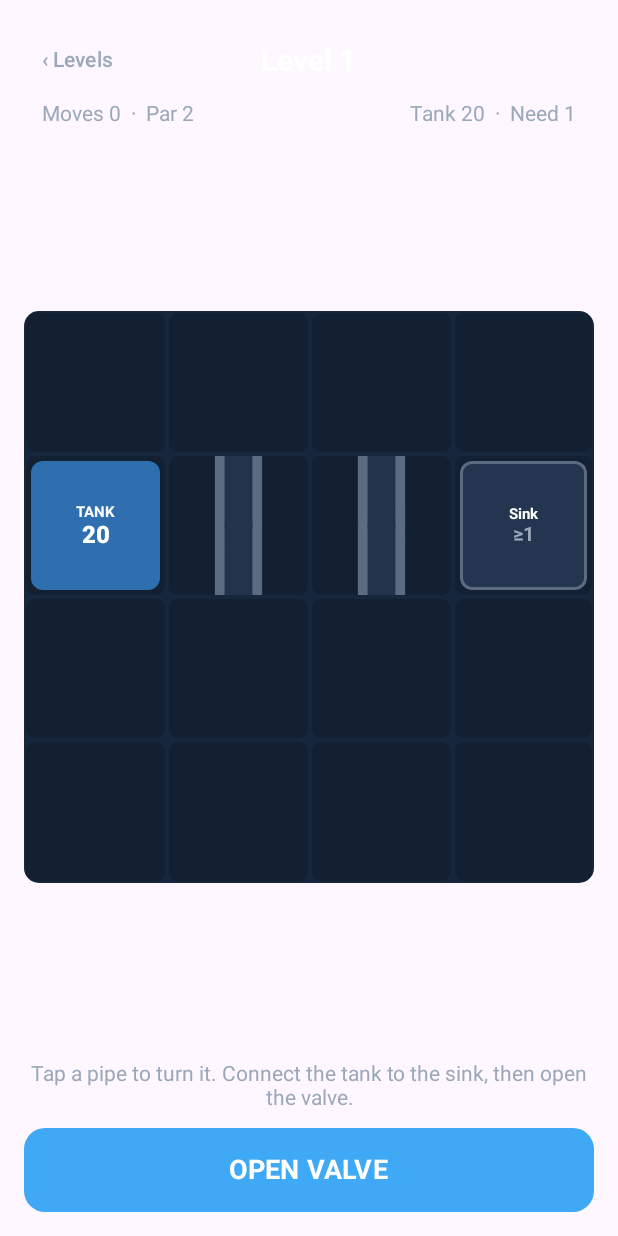
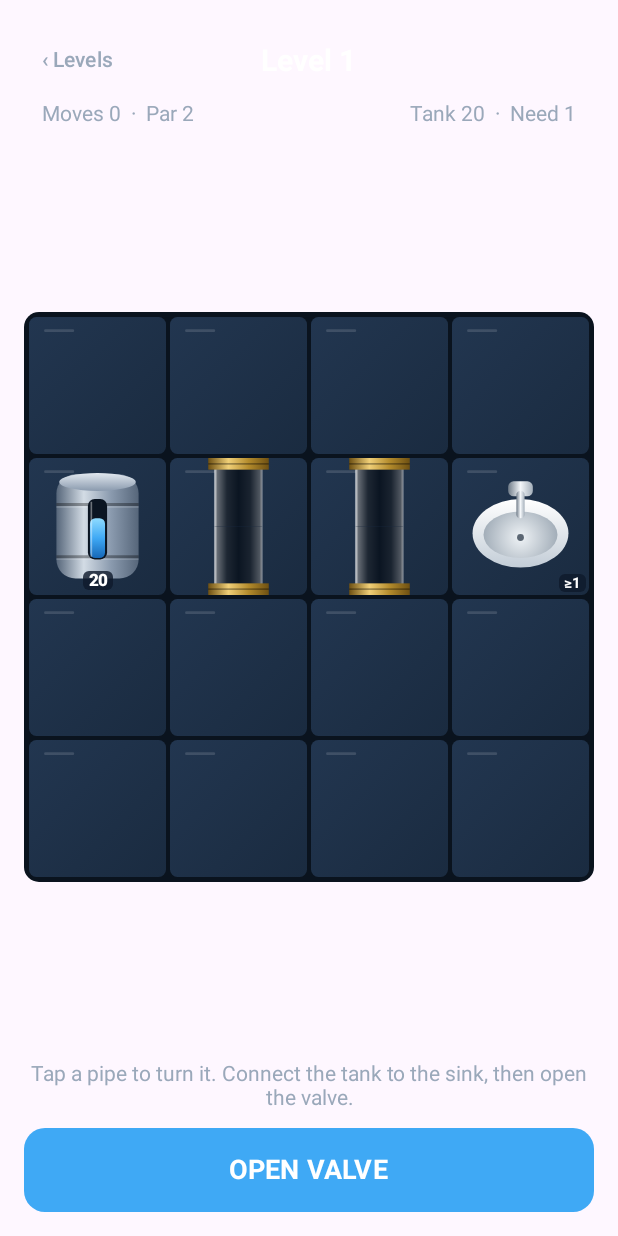
Before and after one commit to MiDoTheEng/fullpressure, an Android app built with Jetpack Compose: the composable GameScreen called with sample values from the repository, on a phone screen of 412 x 824 dp. Run offline under Robolectric (Android 15) with nearby library versions, the phone set to English and light mode, and no system bars.

Commit message:
Realistic art: glass pipes, brass fittings, steel tank, fixture drawings
Water flows visibly through pipes, leaks spray, fixtures run when satisfied,
brick walls and tiled floor.

Co-Authored-By: Claude Opus 5.5 <noreply@anthropic.com>
Claude-Session: https://claude.ai/code/session_011YZgzo5tmZDHMYM3HuubX6

```diff
--- /dev/null
+++ b/app/src/main/java/com/midotheeng/fullpressure/Art.kt
@@ -0,0 +1,337 @@
+package com.midotheeng.fullpressure
+
+import androidx.compose.ui.geometry.CornerRadius
+import androidx.compose.ui.geometry.Offset
+import androidx.compose.ui.geometry.Size
+import androidx.compose.ui.graphics.Brush
+import androidx.compose.ui.graphics.Color
+import androidx.compose.ui.graphics.PathEffect
+import androidx.compose.ui.graphics.StrokeCap
+import androidx.compose.ui.graphics.drawscope.DrawScope
+import androidx.compose.ui.graphics.drawscope.Stroke
+
+// ---------- palette ----------
+val WaterBlue = Color(0xFF3FA9F5)
+private val WaterDeep = Color(0xFF1668B8)
+private val WaterLight = Color(0xFF8FDBFF)
+private val TubeCore = Color(0xFF0B1522)
+private val BrassDark = Color(0xFF6E5012)
+private val BrassMid = Color(0xFFB38B2C)
+private val BrassLight = Color(0xFFF0CF77)
+private val ChromeDark = Color(0xFF6F7B88)
+private val ChromeLight = Color(0xFFF4F7FA)
+private val ChromeMid = Color(0xFFA4AFBA)
+private val CeramicWhite = Color(0xFFFFFFFF)
+private val CeramicShade = Color(0xFFC3CDD7)
+private val SteelDark = Color(0xFF56667A)
+private val SteelLight = Color(0xFFD3DCE5)
+private val SteelMid = Color(0xFF8A9AAE)
+
+private val waterAcross = listOf(WaterDeep, WaterBlue, WaterLight, WaterBlue, WaterDeep)
+private val glassAcross = listOf(
+    Color(0x70FFFFFF), Color(0x14FFFFFF), Color(0x00FFFFFF), Color(0x10FFFFFF), Color(0x55FFFFFF),
+)
+private val brassAcross = listOf(BrassDark, BrassLight, BrassMid, BrassDark)
+
+const val PIPE_THICKNESS = 0.34f
+
+private fun DrawScope.u(f: Float) = f * size.minDimension
+private fun DrawScope.p(x: Float, y: Float) = Offset(u(x), u(y))
+private fun DrawScope.sz(w: Float, h: Float) = Size(u(w), u(h))
+
+/** Gradient running across an arm (perpendicular to its direction). */
+private fun across(colors: List<Color>, horizontal: Boolean, a: Float, b: Float): Brush =
+    if (horizontal) Brush.verticalGradient(colors, startY = a, endY = b)
+    else Brush.horizontalGradient(colors, startX = a, endX = b)
+
+// ---------- floor & walls ----------
+
+fun DrawScope.drawFloor() {
+    drawRect(Brush.linearGradient(
+        listOf(Color(0xFF223650), Color(0xFF1A2B40)),
+        start = Offset.Zero, end = Offset(size.width, size.height),
+    ))
+    // little glaze sheen in the corner of each tile
+    drawLine(Color(0x22FFFFFF), p(0.12f, 0.1f), p(0.32f, 0.1f), strokeWidth = u(0.02f), cap = StrokeCap.Round)
+}
+
+fun DrawScope.drawBricks() {
+    drawRect(Color(0xFF3A2620))
+    val rows = 4
+    val bh = size.height / rows
+    val bw = size.width / 2f
+    val gap = u(0.035f)
+    for (r in 0 until rows) {
+        val shift = if (r % 2 == 0) 0f else -bw / 2f
+        var x = shift
+        var k = 0
+        while (x < size.width) {
+            val shade = if ((r + k) % 3 == 0) Color(0xFF8A4A36) else if ((r + k) % 3 == 1) Color(0xFF7A3F2E) else Color(0xFF94523C)
+            val top = r * bh + gap / 2
+            drawRect(
+                Brush.verticalGradient(listOf(shade.copy(red = shade.red * 1.15f), shade), startY = top, endY = top + bh - gap),
+                topLeft = Offset(x + gap / 2, top),
+                size = Size(bw - gap, bh - gap),
+            )
+            x += bw
+            k++
+        }
+    }
+}
+
+// ---------- pipes ----------
+
+/** One arm of glass pipe from [from] to [to] (0 = centre, 1 = cell edge). */
+private fun DrawScope.tubeArm(d: Dir, from: Float, to: Float, wet: Boolean, flow: Float) {
+    val half = size.minDimension / 2f
+    val c = center
+    val t = u(PIPE_THICKNESS)
+    val a = Offset(c.x + d.dc * from * half, c.y + d.dr * from * half)
+    val b = Offset(c.x + d.dc * to * half, c.y + d.dr * to * half)
+    val horizontal = d.dr == 0
+    val left = minOf(a.x, b.x)
+    val right = maxOf(a.x, b.x)
+    val top = minOf(a.y, b.y)
+    val bottom = maxOf(a.y, b.y)
+    val tl: Offset
+    val s: Size
+    val lo: Float
+    val hi: Float
+    if (horizontal) {
+        tl = Offset(left, c.y - t / 2); s = Size(right - left, t); lo = c.y - t / 2; hi = c.y + t / 2
+    } else {
+        tl = Offset(c.x - t / 2, top); s = Size(t, bottom - top); lo = c.x - t / 2; hi = c.x + t / 2
+    }
+    drawRect(TubeCore, tl, s)
+    if (wet) {
+        val inset = t * 0.13f
+        val wtl = if (horizontal) Offset(tl.x, tl.y + inset) else Offset(tl.x + inset, tl.y)
+        val ws = if (horizontal) Size(s.width, s.height - 2 * inset) else Size(s.width - 2 * inset, s.height)
+        drawRect(across(waterAcross, horizontal, lo + inset, hi - inset), wtl, ws)
+        // moving streaks show the water flowing
+        val on = u(0.05f)
+        val off = u(0.09f)
+        drawLine(
+            Color(0x99FFFFFF), a, b, strokeWidth = t * 0.1f, cap = StrokeCap.Round,
+            pathEffect = PathEffect.dashPathEffect(floatArrayOf(on, off), -flow * (on + off)),
+        )
+    }
+    drawRect(across(glassAcross, horizontal, lo, hi), tl, s)
+    // glass edges
+    val edge = Color(0x88FFFFFF)
+    val w = u(0.018f)
+    if (horizontal) {
+        drawLine(edge, Offset(left, lo), Offset(right, lo), w)
+        drawLine(Color(0x44FFFFFF), Offset(left, hi), Offset(right, hi), w)
+    } else {
+        drawLine(edge, Offset(lo, top), Offset(lo, bottom), w)
+        drawLine(Color(0x44FFFFFF), Offset(hi, top), Offset(hi, bottom), w)
+    }
+}
+
+/** Brass coupling where the pipe meets the cell edge. */
+private fun DrawScope.coupling(d: Dir) {
+    val half = size.minDimension / 2f
+    val c = center
+    val t = u(PIPE_THICKNESS) * 1.3f
+    val len = u(0.085f)
+    val horizontal = d.dr == 0
+    val endDist = half
+    val startDist = half - len
+    val a = startDist
+    val tl = if (horizontal) {
+        Offset(if (d.dc > 0) c.x + a else c.x - endDist, c.y - t / 2)
+    } else {
+        Offset(c.x - t / 2, if (d.dr > 0) c.y + a else c.y - endDist)
+    }
+    val s = if (horizontal) Size(len, t) else Size(t, len)
+    val lo = if (horizontal) c.y - t / 2 else c.x - t / 2
+    drawRect(across(brassAcross, horizontal, lo, lo + t), tl, s)
+    // nut lines
+    val line = Color(0x55000000)
+    if (horizontal) {
+        val x = tl.x + len / 2
+        drawLine(line, Offset(x, tl.y), Offset(x, tl.y + t), u(0.012f))
+    } else {
+        val y = tl.y + len / 2
+        drawLine(line, Offset(tl.x, y), Offset(tl.x + t, y), u(0.012f))
+    }
+}
+
+/** A pipe piece with openings [mask], drawn in its current orientation. */
+fun DrawScope.drawPipe(mask: Int, wet: Boolean, flow: Float) {
+    val straight = mask == (N or S) || mask == (E or W)
+    for (d in DIRS) if (mask and d.bit != 0) tubeArm(d, 0f, 1f, wet, flow)
+    if (!straight) {
+        val r = u(PIPE_THICKNESS) * 0.64f
+        drawCircle(
+            Brush.radialGradient(listOf(BrassLight, BrassMid, BrassDark), center = Offset(center.x - r * 0.3f, center.y - r * 0.3f), radius = r * 1.4f),
+            r, center,
+        )
+        drawCircle(Color(0x66000000), r * 0.62f, center, style = Stroke(u(0.015f)))
+        if (wet) drawCircle(WaterBlue.copy(alpha = 0.85f), r * 0.42f, center)
+        else drawCircle(TubeCore, r * 0.42f, center)
+    }
+    for (d in DIRS) if (mask and d.bit != 0) coupling(d)
+}
+
+/** Short pipe stubs from a tank/fixture body out to the sides that connect. */
+fun DrawScope.drawStubs(sides: Int, wet: Boolean, flow: Float) {
+    for (d in DIRS) if (sides and d.bit != 0) {
+        tubeArm(d, 0.5f, 1f, wet, flow)
+        coupling(d)
+    }
+}
+
+/** Water spraying out of open pipe ends. */
+fun DrawScope.drawLeaks(mask: Int, phase: Float) {
+    val half = size.minDimension / 2f
+    for (d in DIRS) {
+        if (mask and d.bit == 0) continue
+        val e = Offset(center.x + d.dc * half * 0.9f, center.y + d.dr * half * 0.9f)
+        val perp = Offset(-d.dr.toFloat(), d.dc.toFloat())
+        val back = Offset(-d.dc.toFloat(), -d.dr.toFloat())
+        drawOval(
+            WaterBlue.copy(alpha = 0.35f),
+            topLeft = Offset(e.x - u(0.2f), e.y - u(0.12f)),
+            size = sz(0.4f, 0.24f),
+        )
+        for (k in 0 until 10) {
+            val q = (phase + k / 10f) % 1f
+            val spread = ((k % 5) - 2f) / 2f
+            val pos = e + back * (q * u(0.28f)) + perp * (spread * q * u(0.34f))
+            drawCircle(WaterLight.copy(alpha = (1f - q) * 0.9f), u(0.035f) * (1f - q * 0.5f), pos)
+        }
+    }
+}
+
+// ---------- tank ----------
+
+fun DrawScope.drawTank(wobble: Float) {
+    val steel = Brush.horizontalGradient(
+        listOf(SteelDark, SteelLight, SteelMid, SteelDark), startX = u(0.2f), endX = u(0.8f),
+    )
+    drawRoundRect(steel, p(0.2f, 0.12f), sz(0.6f, 0.76f), CornerRadius(u(0.14f)))
+    // domed top
+    drawOval(
+        Brush.verticalGradient(listOf(Color(0xFFE8EEF4), SteelMid), startY = u(0.1f), endY = u(0.24f)),
+        p(0.22f, 0.11f), sz(0.56f, 0.13f),
+    )
+    // bands
+    for (y in listOf(0.34f, 0.72f)) {
+        drawLine(Color(0x55000000), p(0.2f, y), p(0.8f, y), u(0.022f))
+        drawLine(Color(0x33FFFFFF), p(0.2f, y + 0.018f), p(0.8f, y + 0.018f), u(0.01f))
+    }
+    // sight glass with the water level
+    drawRoundRect(Color(0xFF0B1522), p(0.43f, 0.3f), sz(0.14f, 0.44f), CornerRadius(u(0.05f)))
+    val level = 0.42f + wobble * 0.02f
+    drawRoundRect(
+        Brush.verticalGradient(listOf(WaterLight, WaterBlue, WaterDeep), startY = u(level), endY = u(0.73f)),
+        p(0.445f, level), sz(0.11f, 0.73f - level), CornerRadius(u(0.04f)),
+    )
+    drawLine(Color(0x66FFFFFF), p(0.455f, 0.32f), p(0.455f, 0.72f), u(0.012f))
+}
+
+// ---------- fixtures ----------
+
+private fun DrawScope.chrome(x0: Float, x1: Float) =
+    Brush.horizontalGradient(listOf(ChromeDark, ChromeLight, ChromeMid), startX = u(x0), endX = u(x1))
+
+private fun DrawScope.ceramic(y0: Float, y1: Float) =
+    Brush.verticalGradient(listOf(CeramicWhite, CeramicShade), startY = u(y0), endY = u(y1))
+
+private fun DrawScope.ripple(cx: Float, cy: Float, phase: Float, max: Float) {
+    drawCircle(Color.White.copy(alpha = (1f - phase) * 0.7f), u(0.03f + phase * max), p(cx, cy), style = Stroke(u(0.012f)))
+}
+
+fun DrawScope.drawSink(active: Boolean, phase: Float) {
+    drawOval(ceramic(0.3f, 0.8f), p(0.15f, 0.3f), sz(0.7f, 0.5f))
+    drawOval(
+        Brush.radialGradient(listOf(Color(0xFFEFF3F6), Color(0xFF9AA6B2)), center = p(0.5f, 0.58f), radius = u(0.3f)),
+        p(0.23f, 0.39f), sz(0.54f, 0.34f),
+    )
+    if (active) {
+        drawOval(WaterBlue.copy(alpha = 0.5f), p(0.29f, 0.45f), sz(0.42f, 0.22f))
+        ripple(0.5f, 0.56f, phase, 0.12f)
+    }
+    drawCircle(Color(0xFF5B6673), u(0.025f), p(0.5f, 0.58f))
+    // tap
+    drawRoundRect(chrome(0.41f, 0.59f), p(0.41f, 0.17f), sz(0.18f, 0.11f), CornerRadius(u(0.04f)))
+    drawRoundRect(chrome(0.47f, 0.53f), p(0.47f, 0.24f), sz(0.06f, 0.2f), CornerRadius(u(0.03f)))
+    if (active) {
+        drawRect(
+            Brush.verticalGradient(listOf(WaterLight, WaterBlue), startY = u(0.43f), endY = u(0.56f)),
+            p(0.485f, 0.43f), sz(0.03f, 0.13f),
+        )
+    }
+}
+
+fun DrawScope.drawWC(active: Boolean, phase: Float) {
+    // cistern
+    drawRoundRect(ceramic(0.1f, 0.3f), p(0.22f, 0.1f), sz(0.56f, 0.2f), CornerRadius(u(0.05f)))
+    drawCircle(chrome(0.45f, 0.55f), u(0.045f), p(0.5f, 0.2f))
+    // bowl
+    drawOval(ceramic(0.28f, 0.9f), p(0.25f, 0.28f), sz(0.5f, 0.62f))
+    drawOval(Color(0xFFDCE3EA), p(0.31f, 0.36f), sz(0.38f, 0.47f))
+    drawOval(Color(0xFFB7C2CD), p(0.31f, 0.36f), sz(0.38f, 0.47f), style = Stroke(u(0.02f)))
+    drawOval(
+        if (active) WaterBlue.copy(alpha = 0.65f) else Color(0xFF9FD0EE).copy(alpha = 0.5f),
+        p(0.37f, 0.48f), sz(0.26f, 0.28f),
+    )
+    if (active) {
+        drawArc(
+            Color.White.copy(alpha = 0.75f), startAngle = phase * 360f, sweepAngle = 200f, useCenter = false,
+            topLeft = p(0.4f, 0.51f), size = sz(0.2f, 0.22f), style = Stroke(u(0.022f), cap = StrokeCap.Round),
+        )
+    }
+}
+
+fun DrawScope.drawShower(active: Boolean, phase: Float) {
+    // tray
+    drawRoundRect(ceramic(0.7f, 0.88f), p(0.14f, 0.7f), sz(0.72f, 0.17f), CornerRadius(u(0.04f)))
+    drawCircle(Color(0xFF7B8794), u(0.025f), p(0.5f, 0.785f))
+    // arm and head
+    drawLine(ChromeMid, p(0.14f, 0.12f), p(0.5f, 0.12f), u(0.045f), cap = StrokeCap.Round)
+    drawLine(ChromeMid, p(0.5f, 0.12f), p(0.5f, 0.19f), u(0.045f), cap = StrokeCap.Round)
+    drawOval(chrome(0.31f, 0.69f), p(0.31f, 0.18f), sz(0.38f, 0.1f))
+    for (k in 0 until 5) drawCircle(Color(0xFF4A5560), u(0.012f), p(0.38f + k * 0.06f, 0.235f))
+    if (active) {
+        for (k in 0 until 7) {
+            val x = 0.35f + k * 0.05f
+            for (m in 0 until 3) {
+                val q = (phase + k * 0.13f + m / 3f) % 1f
+                val y = 0.3f + q * 0.38f
+                drawLine(WaterLight.copy(alpha = 0.85f), p(x, y), p(x, y + 0.05f), u(0.014f), cap = StrokeCap.Round)
+            }
+        }
+        ripple(0.5f, 0.78f, phase, 0.1f)
+    }
+}
+
+fun DrawScope.drawKitchen(active: Boolean, phase: Float) {
+    val steel = Brush.verticalGradient(listOf(SteelLight, SteelMid), startY = u(0.36f), endY = u(0.84f))
+    drawRoundRect(steel, p(0.1f, 0.36f), sz(0.8f, 0.48f), CornerRadius(u(0.06f)))
+    for (x in listOf(0.16f, 0.52f)) {
+        drawRoundRect(
+            Brush.radialGradient(listOf(Color(0xFFB9C4CF), Color(0xFF6C7B8B)), center = p(x + 0.16f, 0.6f), radius = u(0.22f)),
+            p(x, 0.42f), sz(0.32f, 0.36f), CornerRadius(u(0.05f)),
+        )
+        drawCircle(Color(0xFF4A5560), u(0.025f), p(x + 0.16f, 0.6f))
+    }
+    if (active) {
+        drawRoundRect(WaterBlue.copy(alpha = 0.45f), p(0.55f, 0.5f), sz(0.26f, 0.22f), CornerRadius(u(0.05f)))
+        ripple(0.68f, 0.6f, phase, 0.1f)
+    }
+    // gooseneck tap
+    drawRoundRect(chrome(0.42f, 0.5f), p(0.42f, 0.24f), sz(0.08f, 0.14f), CornerRadius(u(0.02f)))
+    drawArc(
+        ChromeMid, startAngle = 180f, sweepAngle = 180f, useCenter = false,
+        topLeft = p(0.46f, 0.1f), size = sz(0.22f, 0.3f), style = Stroke(u(0.045f), cap = StrokeCap.Round),
+    )
+    if (active) {
+        drawRect(
+            Brush.verticalGradient(listOf(WaterLight, WaterBlue), startY = u(0.26f), endY = u(0.58f)),
+            p(0.665f, 0.26f), sz(0.03f, 0.32f),
+        )
+    }
+}
--- a/app/src/main/java/com/midotheeng/fullpressure/Game.kt
+++ b/app/src/main/java/com/midotheeng/fullpressure/Game.kt
@@ -86,6 +86,7 @@ class FlowResult(
     val order: List<Int>,                 // cells in the order water reaches them (pipes and fixtures)
     val pressure: Map<Int, Int>,          // pressure left in each filled pipe
     val leaks: Set<Int>,                  // filled pipes with an open end
+    val leakEnds: Map<Int, Int>,          // which sides of each leaking pipe are open
     val fixturePressure: Map<Int, Int>,   // pressure delivered to each fixture
     val won: Boolean,
     val reason: String,
@@ -152,6 +153,8 @@ fun simulate(level: Level, rots: List<Int>): FlowResult {
 
     // Any filled pipe pointing at nothing is a leak.
     val leaks = HashSet<Int>()
+    val leakEnds = HashMap<Int, Int>()
+    fun leak(i: Int, bit: Int) { leaks.add(i); leakEnds[i] = (leakEnds[i] ?: 0) or bit }
     for (i in best.keys) {
         val r = i / w
         val c = i % w
@@ -160,14 +163,14 @@ fun simulate(level: Level, rots: List<Int>): FlowResult {
             if (m and d.bit == 0) continue
             val rr = r + d.dr
             val cc = c + d.dc
-            if (!inside(rr, cc)) { leaks.add(i); continue }
+            if (!inside(rr, cc)) { leak(i, d.bit); continue }
             val j = rr * w + cc
             val ok = when (cells[j].kind) {
                 Kind.TANK, Kind.FIXTURE -> true
                 Kind.PIPE -> maskAt(j) and opposite(d.bit) != 0
                 else -> false
             }
-            if (!ok) leaks.add(i)
+            if (!ok) leak(i, d.bit)
         }
     }
 
@@ -179,7 +182,7 @@ fun simulate(level: Level, rots: List<Int>): FlowResult {
         low -> "Not enough pressure. Try a shorter route with fewer bends."
         else -> ""
     }
-    return FlowResult(order, best, leaks, fixturePressure, reason.isEmpty(), reason)
+    return FlowResult(order, best, leaks, leakEnds, fixturePressure, reason.isEmpty(), reason)
 }
 
 class Puzzle(val start: List<Int>, val par: Int)
@@ -214,3 +217,19 @@ fun starsFor(moves: Int, par: Int): Int = when {
     moves <= par + maxOf(2, par / 2) -> 2
     else -> 1
 }
+
+/** Sides of cell [i] where a neighbouring pipe currently points into it. */
+fun connectedSides(level: Level, rots: List<Int>, i: Int): Int {
+    val r = i / level.width
+    val c = i % level.width
+    var sides = 0
+    for (d in DIRS) {
+        val rr = r + d.dr
+        val cc = c + d.dc
+        if (rr !in 0 until level.height || cc !in 0 until level.width) continue
+        val j = rr * level.width + cc
+        val cell = level.cells[j]
+        if (cell.kind == Kind.PIPE && rotateCW(cell.baseMask, rots[j]) and opposite(d.bit) != 0) sides = sides or d.bit
+    }
+    return sides
+}
--- a/app/src/main/java/com/midotheeng/fullpressure/MainActivity.kt
+++ b/app/src/main/java/com/midotheeng/fullpressure/MainActivity.kt
@@ -5,7 +5,13 @@ import android.os.Bundle
 import androidx.activity.ComponentActivity
 import androidx.activity.compose.BackHandler
 import androidx.activity.compose.setContent
+import androidx.compose.animation.core.FastOutSlowInEasing
+import androidx.compose.animation.core.LinearEasing
+import androidx.compose.animation.core.RepeatMode
+import androidx.compose.animation.core.animateFloat
 import androidx.compose.animation.core.animateFloatAsState
+import androidx.compose.animation.core.infiniteRepeatable
+import androidx.compose.animation.core.rememberInfiniteTransition
 import androidx.compose.animation.core.tween
 import androidx.compose.foundation.BorderStroke
 import androidx.compose.foundation.Canvas
@@ -59,7 +65,7 @@ private val Bg = Color(0xFF0E1A2B)
 private val TileBg = Color(0xFF16263B)
 private val PipeOuter = Color(0xFF5B6B80)
 private val PipeEmpty = Color(0xFF22344C)
-private val Water = Color(0xFF3FA9F5)
+private val Water = WaterBlue
 private val Leak = Color(0xFFE5484D)
 private val Ok = Color(0xFF3DD68C)
 private val Gold = Color(0xFFF5C451)
@@ -229,9 +235,9 @@ fun GameScreen(level: Level, onBack: () -> Unit, onNext: () -> Unit) {
 
             // Board
             BoxWithConstraints(Modifier.fillMaxWidth().weight(1f), contentAlignment = Alignment.Center) {
-                val cell = minOf(maxWidth / level.width, maxHeight / level.height)
+                val cell = minOf((maxWidth - 4.dp) / level.width, (maxHeight - 4.dp) / level.height)
                 Column(
-                    Modifier.clip(RoundedCornerShape(10.dp)).background(TileBg)
+                    Modifier.clip(RoundedCornerShape(10.dp)).background(Color(0xFF0A131E)).padding(2.dp)
                 ) {
                     for (row in 0 until level.height) {
                         Row {
@@ -241,10 +247,12 @@ fun GameScreen(level: Level, onBack: () -> Unit, onNext: () -> Unit) {
                                     cell = level.cells[i],
                                     rot = rots[i],
                                     wet = isWet(i),
-                                    leaking = phase == Phase.DONE && r?.leaks?.contains(i) == true,
+                                    leakMask = if (phase == Phase.DONE) r?.leakEnds?.get(i) ?: 0 else 0,
                                     delivered = if (isWet(i)) r?.fixturePressure?.get(i) else null,
                                     need = level.need,
                                     tank = level.tankPressure,
+                                    sides = if (level.cells[i].kind == Kind.TANK || level.cells[i].kind == Kind.FIXTURE)
+                                        connectedSides(level, rots, i) else 0,
                                     modifier = Modifier.size(cell),
                                     onTap = {
                                         if (phase == Phase.PLAYING && level.cells[i].kind == Kind.PIPE) {
@@ -296,70 +304,73 @@ fun GameScreen(level: Level, onBack: () -> Unit, onNext: () -> Unit) {
 
 @Composable
 fun TileView(
-    cell: Cell, rot: Int, wet: Boolean, leaking: Boolean, delivered: Int?,
-    need: Int, tank: Int, modifier: Modifier, onTap: () -> Unit,
+    cell: Cell, rot: Int, wet: Boolean, leakMask: Int, delivered: Int?,
+    need: Int, tank: Int, sides: Int, modifier: Modifier, onTap: () -> Unit,
 ) {
-    val angle by animateFloatAsState(rot * 90f, tween(140), label = "rot")
+    val angle by animateFloatAsState(rot * 90f, tween(180, easing = FastOutSlowInEasing), label = "rot")
+    val loop = rememberInfiniteTransition(label = "loop")
+    val flow by loop.animateFloat(
+        0f, 1f, infiniteRepeatable(tween(700, easing = LinearEasing)), label = "flow",
+    )
+    val slow by loop.animateFloat(
+        0f, 1f, infiniteRepeatable(tween(1400, easing = LinearEasing)), label = "slow",
+    )
+    val wobble by loop.animateFloat(
+        -1f, 1f, infiniteRepeatable(tween(1600, easing = FastOutSlowInEasing), RepeatMode.Reverse), label = "wobble",
+    )
+    val satisfied = delivered != null && delivered >= need
     Box(
         modifier
             .padding(1.dp)
-            .clip(RoundedCornerShape(6.dp))
-            .background(
-                when {
-                    leaking -> Leak.copy(alpha = 0.35f)
-                    cell.kind == Kind.WALL -> WallC
-                    else -> Bg.copy(alpha = 0.5f)
-                }
-            )
+            .clip(RoundedCornerShape(5.dp))
             .clickable(enabled = cell.kind == Kind.PIPE) { onTap() },
         contentAlignment = Alignment.Center,
     ) {
+        Canvas(Modifier.fillMaxSize()) {
+            if (cell.kind == Kind.WALL) drawBricks() else drawFloor()
+            if (leakMask != 0) drawRect(Leak.copy(alpha = 0.22f))
+        }
         when (cell.kind) {
-            Kind.PIPE -> Canvas(Modifier.fillMaxSize().graphicsLayer { rotationZ = angle }) {
-                val c = center
-                val outer = size.minDimension * 0.34f
-                val inner = size.minDimension * 0.20f
-                for (layer in 0..1) {
-                    val stroke = if (layer == 0) outer else inner
-                    val color = if (layer == 0) PipeOuter else if (wet) Water else PipeEmpty
-                    for (d in DIRS) {
-                        if (cell.baseMask and d.bit == 0) continue
-                        val end = Offset(c.x + d.dc * size.width / 2f, c.y + d.dr * size.height / 2f)
-                        drawLine(color, c, end, strokeWidth = stroke, cap = StrokeCap.Butt)
-                    }
-                    drawCircle(color, stroke / 2f, c)
+            Kind.PIPE -> Canvas(
+                Modifier.fillMaxSize().graphicsLayer { rotationZ = angle - rot * 90f }
+            ) {
+                drawPipe(rotateCW(cell.baseMask, rot), wet, flow)
+                if (leakMask != 0) drawLeaks(leakMask, slow)
+            }
+            Kind.TANK -> {
+                Canvas(Modifier.fillMaxSize()) {
+                    drawStubs(sides, true, flow)
+                    drawTank(wobble)
                 }
-            }
-            Kind.TANK -> Column(
-                Modifier.fillMaxSize().padding(3.dp).clip(RoundedCornerShape(8.dp)).background(TankC),
-                horizontalAlignment = Alignment.CenterHorizontally,
-                verticalArrangement = Arrangement.Center,
-            ) {
-                Text("TANK", color = Color.White, fontSize = 10.sp, fontWeight = FontWeight.Bold)
-                Text("$tank", color = Color.White, fontSize = 16.sp, fontWeight = FontWeight.Black)
+                Text(
+                    "$tank", color = Color.White, fontSize = 11.sp, fontWeight = FontWeight.Black,
+                    modifier = Modifier.align(Alignment.BottomCenter).padding(bottom = 3.dp)
+                        .clip(RoundedCornerShape(4.dp)).background(Color(0xCC0E1A2B)).padding(horizontal = 4.dp),
+                )
             }
             Kind.FIXTURE -> {
-                val border = when {
-                    delivered == null -> PipeOuter
-                    delivered >= need -> Ok
+                Canvas(Modifier.fillMaxSize()) {
+                    if (satisfied) drawCircle(Ok.copy(alpha = 0.18f), size.minDimension * 0.48f)
+                    drawStubs(sides, delivered != null, flow)
+                    when (cell.fixture) {
+                        FixtureType.SINK -> drawSink(satisfied, slow)
+                        FixtureType.WC -> drawWC(satisfied, slow)
+                        FixtureType.SHOWER -> drawShower(satisfied, flow)
+                        FixtureType.KITCHEN -> drawKitchen(satisfied, slow)
+                        null -> {}
+                    }
+                }
+                val pill = when {
+                    delivered == null -> Color(0xCC0E1A2B)
+                    satisfied -> Ok
                     else -> Leak
                 }
-                Column(
-                    Modifier.fillMaxSize().padding(3.dp)
-                        .clip(RoundedCornerShape(8.dp))
-                        .background(if (delivered != null && delivered >= need) Water.copy(alpha = 0.35f) else FixtureBg)
-                        .border(BorderStroke(2.dp, border), RoundedCornerShape(8.dp)),
-                    horizontalAlignment = Alignment.CenterHorizontally,
-                    verticalArrangement = Arrangement.Center,
-                ) {
-                    Text(cell.fixture?.label ?: "", color = Color.White, fontSize = 10.sp,
-                        fontWeight = FontWeight.Bold, maxLines = 1)
-                    Text(
-                        if (delivered != null) "$delivered" else "≥$need",
-                        color = if (delivered != null) border else TextDim,
-                        fontSize = 13.sp, fontWeight = FontWeight.Bold,
-                    )
-                }
+                Text(
+                    if (delivered != null) "$delivered" else "≥$need",
+                    color = Color.White, fontSize = 10.sp, fontWeight = FontWeight.Bold,
+                    modifier = Modifier.align(Alignment.BottomEnd).padding(2.dp)
+                        .clip(RoundedCornerShape(4.dp)).background(pill).padding(horizontal = 3.dp),
+                )
             }
             else -> {}
         }
```
